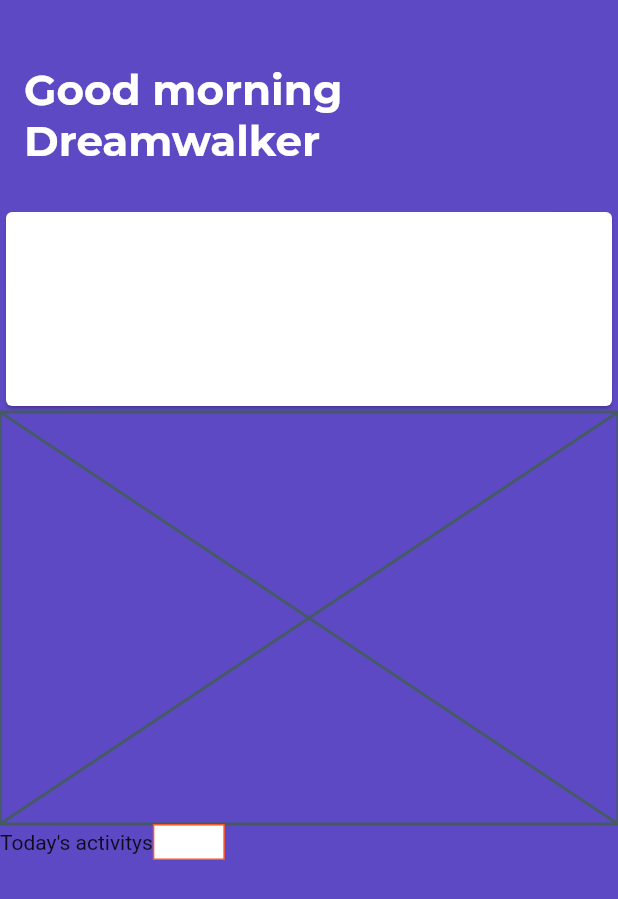
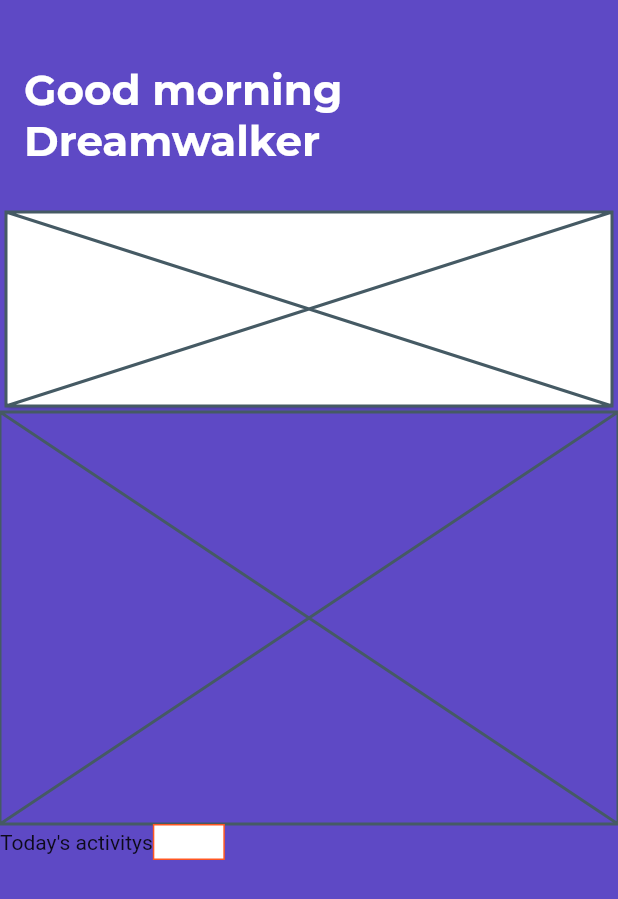
Before and after one commit to JAICHANGPARK/flutter_notebook_5th_story, a Flutter app: the screen it shows after launch, on a phone screen of 412 x 824 dp. Shown: the top 899 px of the screen. Run offline on Flutter 3.47's test engine with Material 2 defaults, Android fonts, the phone set to English and light mode, and no system bars; our stand-ins replace google_fonts; missing offline and left inert: calendar_strip.

Commit message:
Update dilay_main_page.dart

```diff
--- a/lib/ep425_daily_activity_app/dilay_main_page.dart
+++ b/lib/ep425_daily_activity_app/dilay_main_page.dart
@@ -56,7 +56,10 @@ class DailyMainPage extends StatelessWidget {
                           color: Theme.of(context).cardColor,
                           child: Row(
                             children: [
-
+                              Expanded(
+                                flex: 1,
+                                child: Placeholder(),
+                              ),
                             ],
                           ),
                         ),
```
